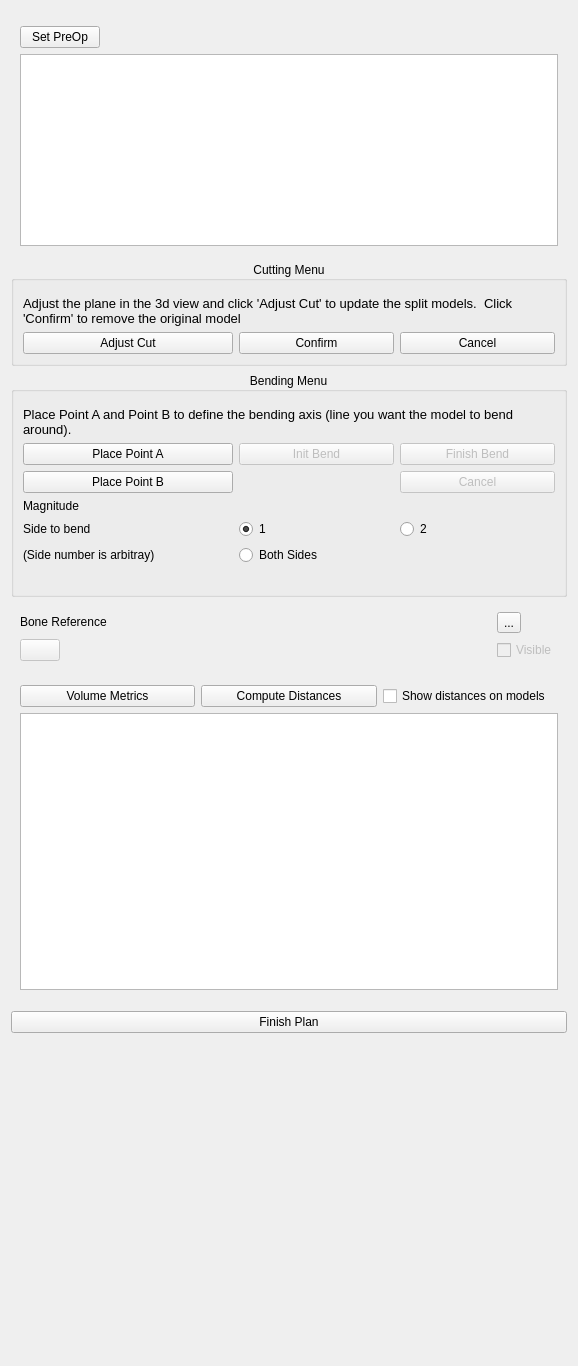
Above: Planner/Resources/UI/qSlicerPlannerModuleWidget.ui from KitwareMedical/OsteotomyPlanner before the change. Below: the same form after it.
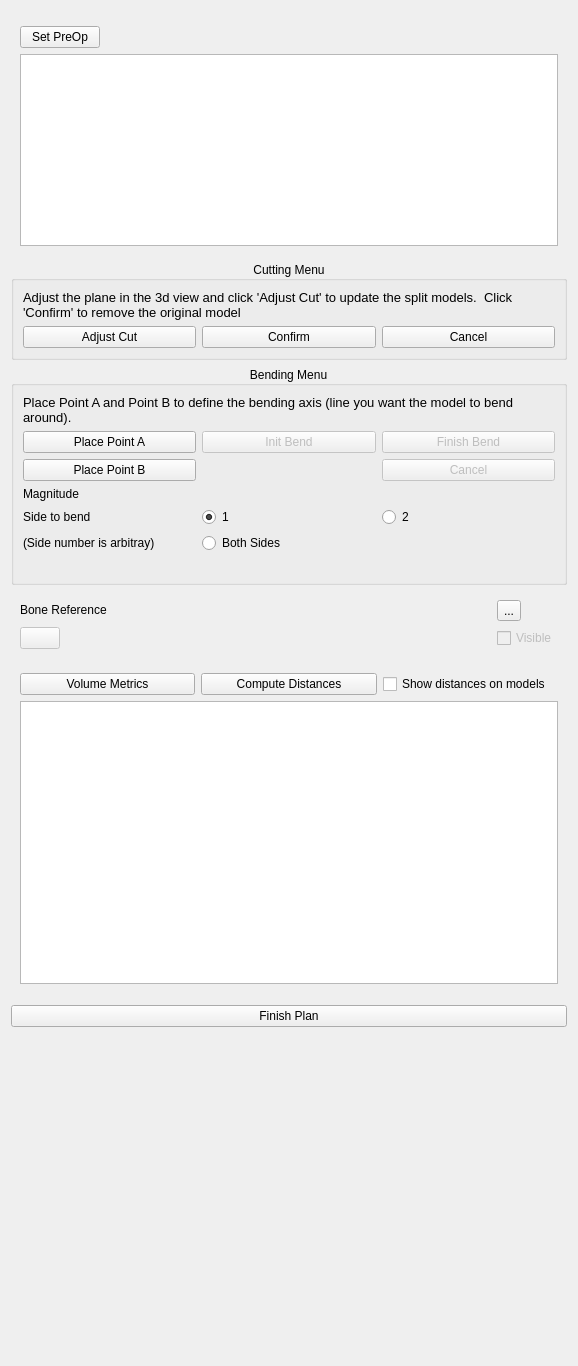
That is the form after the change. Custom widgets are drawn as their Qt base class.

Commit message:
ENH: Removed unused UI elements
Cut/Bend ComboBoxes are no longer used

Diff of the .ui file:
```diff
--- a/Planner/Resources/UI/qSlicerPlannerModuleWidget.ui
+++ b/Planner/Resources/UI/qSlicerPlannerModuleWidget.ui
@@ -133,64 +133,21 @@
       <bool>false</bool>
      </property>
      <layout class="QGridLayout" name="gridLayout_3">
-      <item row="0" column="0">
-       <widget class="qMRMLNodeComboBox" name="CurrentCutNodeComboBox" native="true">
-        <property name="sizePolicy">
-         <sizepolicy hsizetype="Expanding" vsizetype="Fixed">
-          <horstretch>0</horstretch>
-          <verstretch>0</verstretch>
-         </sizepolicy>
-        </property>
-        <property name="minimumSize">
-         <size>
-          <width>170</width>
-          <height>0</height>
-         </size>
-        </property>
-        <property name="maximumSize">
-         <size>
-          <width>210</width>
-          <height>16777215</height>
-         </size>
-        </property>
-        <property name="nodeTypes" stdset="0">
-         <stringlist>
-          <string>vtkMRMLModelNode</string>
-         </stringlist>
-        </property>
-        <property name="noneEnabled" stdset="0">
-         <bool>true</bool>
-        </property>
-        <property name="addEnabled" stdset="0">
-         <bool>false</bool>
-        </property>
-        <property name="renameEnabled" stdset="0">
-         <bool>true</bool>
-        </property>
-       </widget>
-      </item>
-      <item row="3" column="0">
-       <widget class="QPushButton" name="CutPreviewButton">
-        <property name="text">
-         <string>Adjust Cut</string>
-        </property>
-       </widget>
-      </item>
-      <item row="3" column="1">
+      <item row="2" column="1">
        <widget class="QPushButton" name="CutConfirmButton">
         <property name="text">
          <string>Confirm</string>
         </property>
        </widget>
       </item>
-      <item row="3" column="2">
-       <widget class="QPushButton" name="CutCancelButton">
+      <item row="2" column="0">
+       <widget class="QPushButton" name="CutPreviewButton">
         <property name="text">
-         <string>Cancel</string>
+         <string>Adjust Cut</string>
         </property>
        </widget>
       </item>
-      <item row="1" column="0" colspan="3">
+      <item row="0" column="0" colspan="3">
        <widget class="QLabel" name="CuttingInfoLabel">
         <property name="font">
          <font>
@@ -205,6 +162,13 @@
         </property>
        </widget>
       </item>
+      <item row="2" column="2">
+       <widget class="QPushButton" name="CutCancelButton">
+        <property name="text">
+         <string>Cancel</string>
+        </property>
+       </widget>
+      </item>
      </layout>
     </widget>
    </item>
@@ -223,110 +187,31 @@
       <set>Qt::AlignCenter</set>
      </property>
      <layout class="QGridLayout" name="gridLayout_4">
-      <item row="3" column="2">
-       <widget class="QPushButton" name="CancelBendButton">
-        <property name="enabled">
-         <bool>false</bool>
-        </property>
-        <property name="text">
-         <string>Cancel</string>
-        </property>
-       </widget>
-      </item>
-      <item row="0" column="0">
-       <widget class="qMRMLNodeComboBox" name="CurrentBendNodeComboBox" native="true">
-        <property name="sizePolicy">
-         <sizepolicy hsizetype="Expanding" vsizetype="Fixed">
-          <horstretch>0</horstretch>
-          <verstretch>0</verstretch>
-         </sizepolicy>
-        </property>
-        <property name="maximumSize">
-         <size>
-          <width>210</width>
-          <height>16777215</height>
-         </size>
-        </property>
-        <property name="nodeTypes" stdset="0">
-         <stringlist>
-          <string>vtkMRMLModelNode</string>
-         </stringlist>
-        </property>
-        <property name="noneEnabled" stdset="0">
-         <bool>true</bool>
-        </property>
-        <property name="addEnabled" stdset="0">
-         <bool>true</bool>
-        </property>
-        <property name="renameEnabled" stdset="0">
-         <bool>true</bool>
-        </property>
-       </widget>
-      </item>
-      <item row="4" column="0">
-       <widget class="QLabel" name="label_5">
-        <property name="text">
-         <string>Magnitude</string>
-        </property>
-       </widget>
-      </item>
-      <item row="2" column="0">
-       <widget class="QPushButton" name="MovingPointAButton">
-        <property name="text">
-         <string>Place Point A</string>
-        </property>
-       </widget>
-      </item>
-      <item row="4" column="1" colspan="2">
-       <widget class="qMRMLSliderWidget" name="BendMagnitudeSlider" native="true">
-        <property name="enabled">
-         <bool>false</bool>
-        </property>
-        <property name="sizePolicy">
-         <sizepolicy hsizetype="Expanding" vsizetype="Fixed">
-          <horstretch>0</horstretch>
-          <verstretch>0</verstretch>
-         </sizepolicy>
-        </property>
-        <property name="singleStep" stdset="0">
-         <double>0.010000000000000</double>
-        </property>
-        <property name="pageStep" stdset="0">
-         <double>0.100000000000000</double>
-        </property>
-        <property name="minimum" stdset="0">
-         <double>-1.000000000000000</double>
-        </property>
-        <property name="maximum" stdset="0">
-         <double>1.000000000000000</double>
-        </property>
-       </widget>
-      </item>
-      <item row="7" column="1">
-       <widget class="QRadioButton" name="DoubleSidedButton">
-        <property name="text">
-         <string>Both Sides</string>
-        </property>
-        <attribute name="buttonGroup">
-         <string notr="true">AvsBGroup</string>
-        </attribute>
-       </widget>
-      </item>
-      <item row="7" column="0">
+      <item row="6" column="0">
        <widget class="QLabel" name="label_2">
         <property name="text">
          <string>(Side number is arbitray)</string>
         </property>
        </widget>
       </item>
-      <item row="6" column="0">
+      <item row="5" column="0">
        <widget class="QLabel" name="Radio2Label">
         <property name="text">
          <string>Side to bend</string>
         </property>
        </widget>
       </item>
-      <item row="6" column="1">
+      <item row="2" column="2">
+       <widget class="QPushButton" name="CancelBendButton">
+        <property name="enabled">
+         <bool>false</bool>
+        </property>
+        <property name="text">
+         <string>Cancel</string>
+        </property>
+       </widget>
+      </item>
+      <item row="5" column="1">
        <widget class="QRadioButton" name="ASideButton">
         <property name="enabled">
          <bool>true</bool>
@@ -342,7 +227,7 @@
         </attribute>
        </widget>
       </item>
-      <item row="6" column="2">
+      <item row="5" column="2">
        <widget class="QRadioButton" name="BSideButton">
         <property name="enabled">
          <bool>true</bool>
@@ -355,21 +240,63 @@
         </attribute>
        </widget>
       </item>
-      <item row="8" column="1">
+      <item row="3" column="0">
+       <widget class="QLabel" name="label_5">
+        <property name="text">
+         <string>Magnitude</string>
+        </property>
+       </widget>
+      </item>
+      <item row="3" column="1" colspan="2">
+       <widget class="qMRMLSliderWidget" name="BendMagnitudeSlider" native="true">
+        <property name="enabled">
+         <bool>false</bool>
+        </property>
+        <property name="sizePolicy">
+         <sizepolicy hsizetype="Expanding" vsizetype="Fixed">
+          <horstretch>0</horstretch>
+          <verstretch>0</verstretch>
+         </sizepolicy>
+        </property>
+        <property name="singleStep" stdset="0">
+         <double>0.010000000000000</double>
+        </property>
+        <property name="pageStep" stdset="0">
+         <double>0.100000000000000</double>
+        </property>
+        <property name="minimum" stdset="0">
+         <double>-1.000000000000000</double>
+        </property>
+        <property name="maximum" stdset="0">
+         <double>1.000000000000000</double>
+        </property>
+       </widget>
+      </item>
+      <item row="1" column="0">
+       <widget class="QPushButton" name="MovingPointAButton">
+        <property name="text">
+         <string>Place Point A</string>
+        </property>
+       </widget>
+      </item>
+      <item row="6" column="1">
+       <widget class="QRadioButton" name="DoubleSidedButton">
+        <property name="text">
+         <string>Both Sides</string>
+        </property>
+        <attribute name="buttonGroup">
+         <string notr="true">AvsBGroup</string>
+        </attribute>
+       </widget>
+      </item>
+      <item row="7" column="1">
        <widget class="QLabel" name="AreaBeforeBending">
         <property name="text">
          <string/>
         </property>
        </widget>
       </item>
-      <item row="8" column="2">
-       <widget class="QLabel" name="AreaAfterBending">
-        <property name="text">
-         <string/>
-        </property>
-       </widget>
-      </item>
-      <item row="1" column="0" colspan="3">
+      <item row="0" column="0" colspan="3">
        <widget class="QLabel" name="BendingInfoLabel">
         <property name="font">
          <font>
@@ -384,14 +311,7 @@
         </property>
        </widget>
       </item>
-      <item row="3" column="0">
-       <widget class="QPushButton" name="MovingPointBButton">
-        <property name="text">
-         <string>Place Point B</string>
-        </property>
-       </widget>
-      </item>
-      <item row="2" column="1">
+      <item row="1" column="1">
        <widget class="QPushButton" name="InitButton">
         <property name="enabled">
          <bool>false</bool>
@@ -401,7 +321,7 @@
         </property>
        </widget>
       </item>
-      <item row="2" column="2">
+      <item row="1" column="2">
        <widget class="QPushButton" name="HardenBendButton">
         <property name="enabled">
          <bool>false</bool>
@@ -411,6 +331,20 @@
         </property>
        </widget>
       </item>
+      <item row="7" column="2">
+       <widget class="QLabel" name="AreaAfterBending">
+        <property name="text">
+         <string/>
+        </property>
+       </widget>
+      </item>
+      <item row="2" column="0">
+       <widget class="QPushButton" name="MovingPointBButton">
+        <property name="text">
+         <string>Place Point B</string>
+        </property>
+       </widget>
+      </item>
      </layout>
     </widget>
    </item>
```
Left out of the diff: 33 changed lines with no effect on the pictures. The commit also changes 1 other file.
